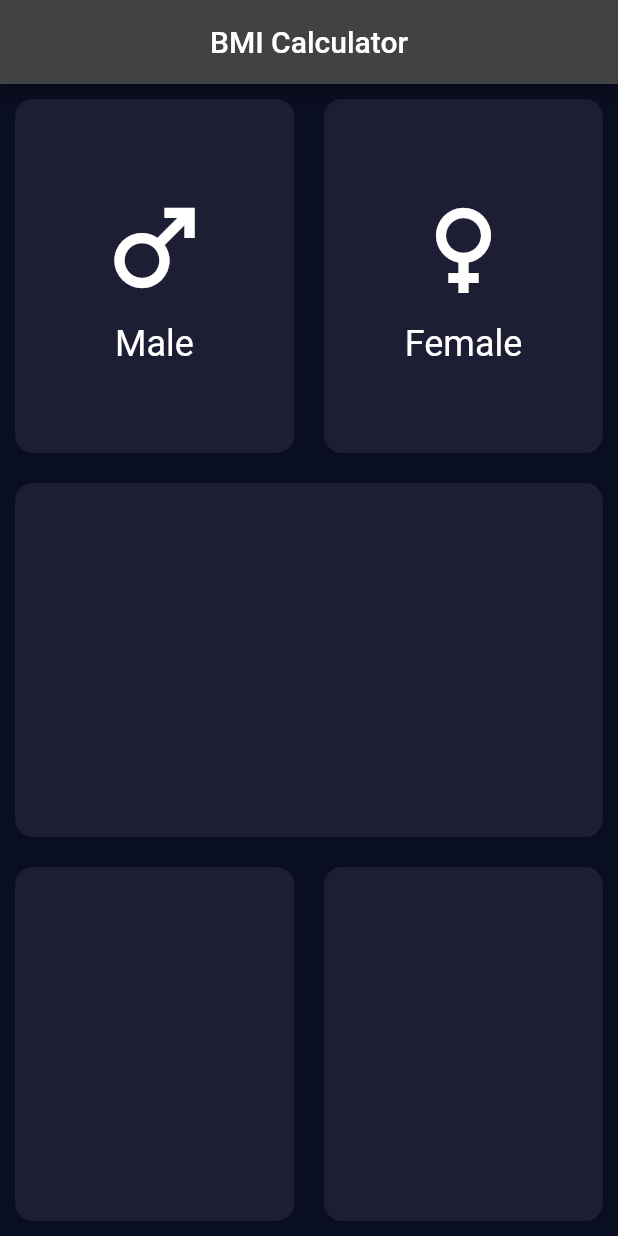
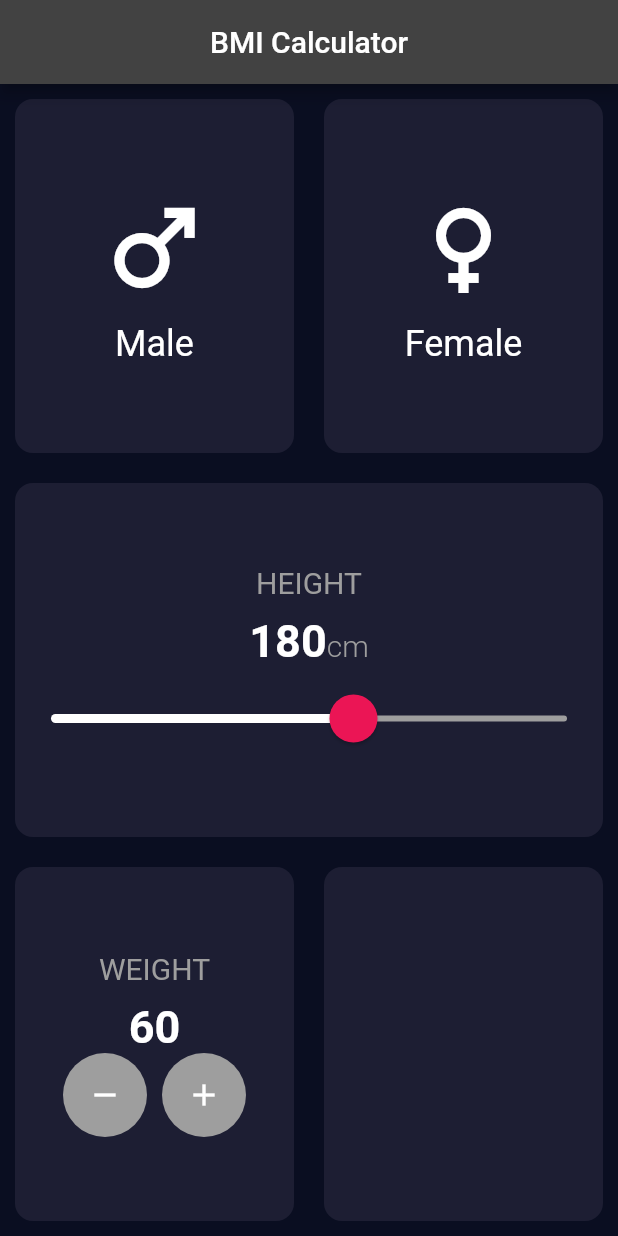
Before and after one commit to samirsamawade/bmi_calculator, a Flutter app: the screen it shows after launch, on a phone screen of 412 x 824 dp. Run offline on Flutter 3.47's test engine with Material 2 defaults, Android fonts, the phone set to English and light mode, and no system bars.

Commit message:
Silder and Weight Widget

```diff
--- a/lib/screens/home.dart
+++ b/lib/screens/home.dart
@@ -1,3 +1,4 @@
+import 'package:bmi_calculator/constants.dart';
 import 'package:flutter/material.dart';
 import '../widgets/widgets.dart';
 
@@ -36,13 +37,95 @@ class HomeScreen extends StatelessWidget {
             ),
           ),
           Expanded(
-            child: ReusableCard(),
+            child: ReusableCard(
+              child: Column(
+                mainAxisAlignment: MainAxisAlignment.center,
+                children: [
+                  const Text(
+                    "HEIGHT",
+                    style: TextStyle(
+                      fontSize: 20,
+                      color: Colors.grey,
+                    ),
+                  ),
+                  const SizedBox(height: 10),
+                  Row(
+                    mainAxisAlignment: MainAxisAlignment.center,
+                    crossAxisAlignment: CrossAxisAlignment.baseline,
+                    textBaseline: TextBaseline.alphabetic,
+                    children: const [
+                      Text(
+                        "180",
+                        style: TextStyle(
+                          fontSize: 30,
+                          fontWeight: FontWeight.w700,
+                        ),
+                      ),
+                      Text(
+                        "cm",
+                        style: TextStyle(
+                          fontSize: 20,
+                          color: Colors.grey,
+                          fontWeight: FontWeight.w300,
+                        ),
+                      )
+                    ],
+                  ),
+                  const SizedBox(height: 10),
+                  SliderTheme(
+                    data: const SliderThemeData(
+                      activeTrackColor: Colors.white,
+                      inactiveTrackColor: Colors.grey,
+                      thumbColor: kBottomContainerColour,
+                      thumbShape: RoundSliderThumbShape(
+                        enabledThumbRadius: 16,
+                      ),
+                    ),
+                    child: Slider(
+                      value: 180,
+                      min: 10,
+                      max: 300,
+                      onChanged: (newVal) {},
+                    ),
+                  )
+                ],
+              ),
+            ),
           ),
           Expanded(
             child: Row(
               children: [
                 Expanded(
-                  child: ReusableCard(),
+                  child: ReusableCard(
+                    child: Column(
+                      mainAxisAlignment: MainAxisAlignment.center,
+                      children: [
+                        const Text(
+                          "WEIGHT",
+                          style: TextStyle(
+                            fontSize: 20,
+                            color: Colors.grey,
+                          ),
+                        ),
+                        const SizedBox(height: 10),
+                        const Text(
+                          "60",
+                          style: TextStyle(
+                            fontSize: 30,
+                            fontWeight: FontWeight.w700,
+                          ),
+                        ),
+                        Row(
+                          mainAxisAlignment: MainAxisAlignment.center,
+                          children: [
+                            RoundButton(icon: Icons.remove),
+                            const SizedBox(width: 10),
+                            RoundButton(icon: Icons.add)
+                          ],
+                        ),
+                      ],
+                    ),
+                  ),
                 ),
                 Expanded(
                   child: ReusableCard(),
--- a/lib/widgets/reusable_card.dart
+++ b/lib/widgets/reusable_card.dart
@@ -10,12 +10,12 @@ class ReusableCard extends StatelessWidget {
   @override
   Widget build(BuildContext context) {
     return Container(
-      margin: const EdgeInsets.all(10.0),
+      child: child,
+      margin: EdgeInsets.all(10.0),
       decoration: BoxDecoration(
         color: kActiveCardColour,
         borderRadius: BorderRadius.circular(12),
       ),
-      child: child,
     );
   }
 }
--- /dev/null
+++ b/lib/widgets/round_button.dart
@@ -0,0 +1,24 @@
+import 'package:flutter/material.dart';
+
+class RoundButton extends StatelessWidget {
+  final IconData icon;
+  final Function()? onPressed;
+  RoundButton({
+    required this.icon,
+    this.onPressed,
+  });
+
+  @override
+  Widget build(BuildContext context) {
+    return RawMaterialButton(
+      onPressed: onPressed,
+      child: Icon(icon),
+      fillColor: Colors.grey,
+      shape: CircleBorder(),
+      constraints: BoxConstraints.tightFor(
+        width: 56,
+        height: 56,
+      ),
+    );
+  }
+}
--- a/lib/widgets/widgets.dart
+++ b/lib/widgets/widgets.dart
@@ -1,2 +1,3 @@
 export 'reusable_card.dart';
 export 'icon_content.dart';
+export 'round_button.dart';
```
Also changed, not shown: lib/main.dart (line endings or trailing spaces).
